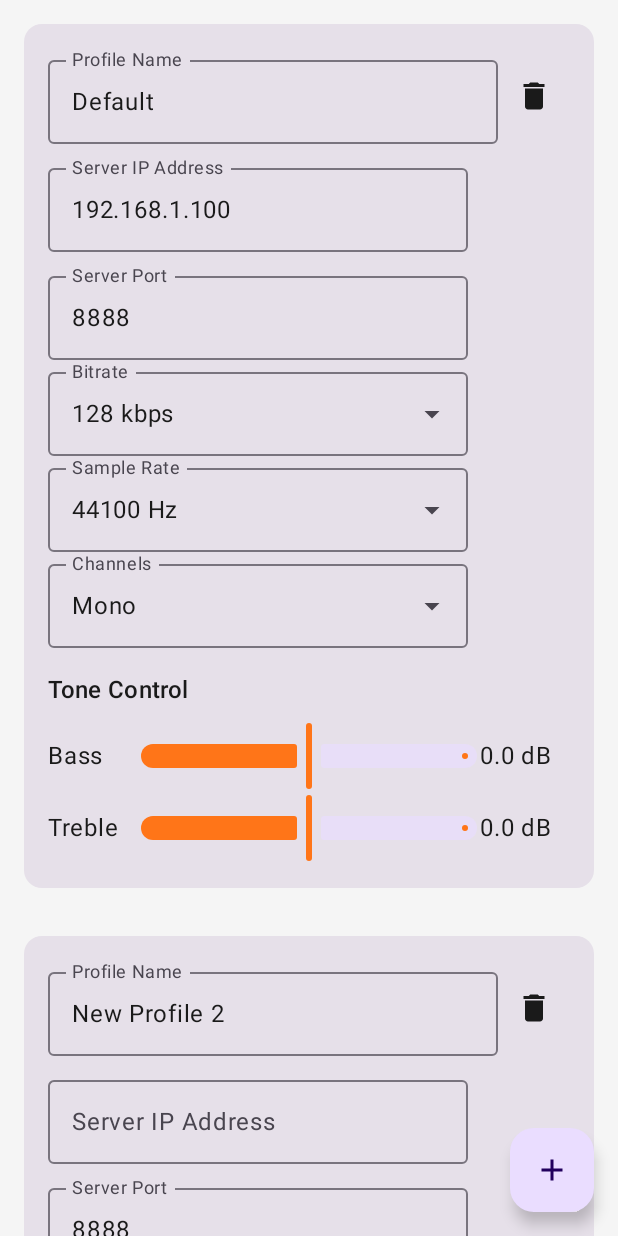
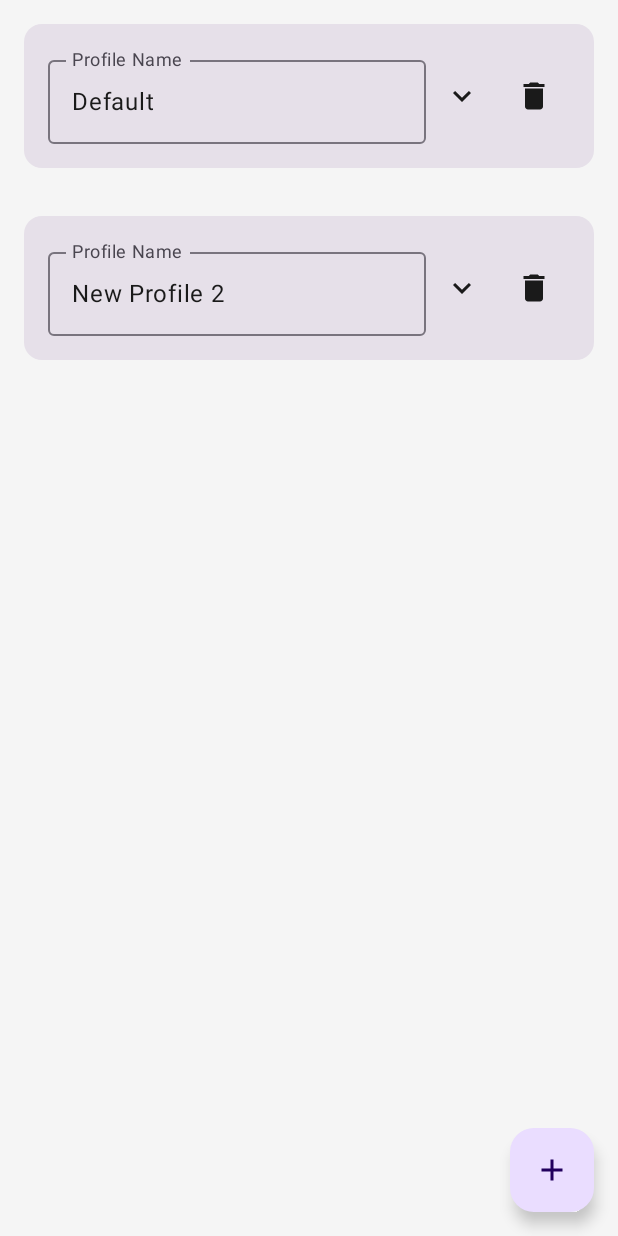
Before and after one commit to stephenmkbrady/AirheadWaves, an Android app built with Jetpack Compose: the ProfileSettingsScreen screen opened through its navigation route, after a tap on "Add Profile", on a phone screen of 412 x 824 dp. Run offline under Robolectric (Android 15) with nearby library versions, the phone set to English and light mode, and no system bars.

Commit message:
collapsable setting profiles

```diff
--- a/app/build.gradle.kts
+++ b/app/build.gradle.kts
@@ -51,6 +51,7 @@ dependencies {
     implementation(libs.androidx.compose.ui.graphics)
     implementation(libs.androidx.compose.ui.tooling.preview)
     implementation(libs.androidx.compose.material3)
+    implementation("androidx.compose.material:material-icons-extended:1.6.7")
     implementation("androidx.navigation:navigation-compose:2.7.7")
     implementation("androidx.localbroadcastmanager:localbroadcastmanager:1.1.0")
     implementation("org.jetbrains.kotlinx:kotlinx-serialization-json:1.6.3")
--- a/app/src/main/java/com/example/cosmiccast/AudioCaptureService.java
+++ b/app/src/main/java/com/example/cosmiccast/AudioCaptureService.java
@@ -333,7 +333,7 @@ public class AudioCaptureService extends Service {
     public IBinder onBind(Intent intent) {
         return null;
     }
-
+}
 
 class BiquadFilter {
     private float a1, a2, b0, b1, b2;
@@ -404,4 +404,3 @@ public class AudioCaptureService extends Service {
         return out;
     }
 }
-}
--- a/app/src/main/java/com/example/cosmiccast/MainActivity.kt
+++ b/app/src/main/java/com/example/cosmiccast/MainActivity.kt
@@ -12,6 +12,7 @@ import androidx.activity.ComponentActivity
 import androidx.activity.compose.setContent
 import androidx.activity.result.contract.ActivityResultContracts
 import androidx.compose.animation.animateColorAsState
+import androidx.compose.animation.animateContentSize
 import androidx.compose.animation.core.tween
 import androidx.compose.foundation.isSystemInDarkTheme
 import androidx.compose.foundation.layout.Arrangement
@@ -29,6 +30,8 @@ import androidx.compose.foundation.lazy.items
 import androidx.compose.material.icons.Icons
 import androidx.compose.material.icons.filled.Add
 import androidx.compose.material.icons.filled.Delete
+import androidx.compose.material.icons.filled.ExpandLess
+import androidx.compose.material.icons.filled.ExpandMore
 import androidx.compose.material3.Button
 import androidx.compose.material3.Card
 import androidx.compose.material3.DropdownMenuItem
@@ -188,7 +191,7 @@ class MainActivity : ComponentActivity() {
     }
 
     private fun createDefaultProfile() {
-        profiles = listOf(ServerProfile(name = "Default", ipAddress = "192.168.1.100", port = 8888, bitrate = 128000, sampleRate = 44100, channelConfig = "Mono"))
+        profiles = listOf(ServerProfile(name = "Default", ipAddress = "192.168.1.100", port = 8888, bitrate = 128000, sampleRate = 44100, channelConfig = "Stereo"))
         selectedProfile = profiles.first()
     }
 
@@ -376,7 +379,7 @@ fun ProfileSettingsScreen(
         floatingActionButton = {
             FloatingActionButton(onClick = {
                 val newProfileName = "New Profile ${editingProfiles.size + 1}"
-                editingProfiles = editingProfiles + ServerProfile(name = newProfileName, ipAddress = "", port = 8888, bitrate = 128000, sampleRate = 44100, channelConfig = "Mono")
+                editingProfiles = editingProfiles + ServerProfile(name = newProfileName, ipAddress = "", port = 8888, bitrate = 128000, sampleRate = 44100, channelConfig = "Stereo")
             }) {
                 Icon(Icons.Default.Add, contentDescription = "Add Profile")
             }
@@ -424,13 +427,18 @@ fun ProfileEditor(
     var channelConfig by remember { mutableStateOf(profile.channelConfig) }
     var bass by remember { mutableStateOf(profile.bass) }
     var treble by remember { mutableStateOf(profile.treble) }
+    var isExpanded by remember { mutableStateOf(false) }
 
     LaunchedEffect(name, ipAddress, port, bitrate, sampleRate, channelConfig, bass, treble) {
         onProfileChange(profile.copy(name = name, ipAddress = ipAddress, port = port.toIntOrNull() ?: 8888, bitrate = bitrate, sampleRate = sampleRate, channelConfig = channelConfig, bass = bass, treble = treble))
     }
 
     Card(modifier = Modifier.padding(16.dp)) {
-        Column(modifier = Modifier.padding(16.dp)) {
+        Column(
+            modifier = Modifier
+                .padding(16.dp)
+                .animateContentSize()
+        ) {
             Row(verticalAlignment = Alignment.CenterVertically) {
                 OutlinedTextField(
                     value = name,
@@ -438,10 +446,14 @@ fun ProfileEditor(
                     label = { Text("Profile Name") },
                     modifier = Modifier.weight(1f)
                 )
+                IconButton(onClick = { isExpanded = !isExpanded }) {
+                    Icon(if (isExpanded) Icons.Default.ExpandLess else Icons.Default.ExpandMore, contentDescription = if (isExpanded) "Collapse" else "Expand")
+                }
                 IconButton(onClick = onDelete) {
                     Icon(Icons.Default.Delete, contentDescription = "Delete Profile")
                 }
             }
+            if (isExpanded) {
                 Spacer(modifier = Modifier.height(8.dp))
                 OutlinedTextField(value = ipAddress, onValueChange = { ipAddress = it }, label = { Text("Server IP Address") })
                 Spacer(modifier = Modifier.height(8.dp))
@@ -539,3 +551,4 @@ fun ProfileEditor(
             }
         }
     }
+}
```
Lines whose indentation alone changed are shown as unchanged.
